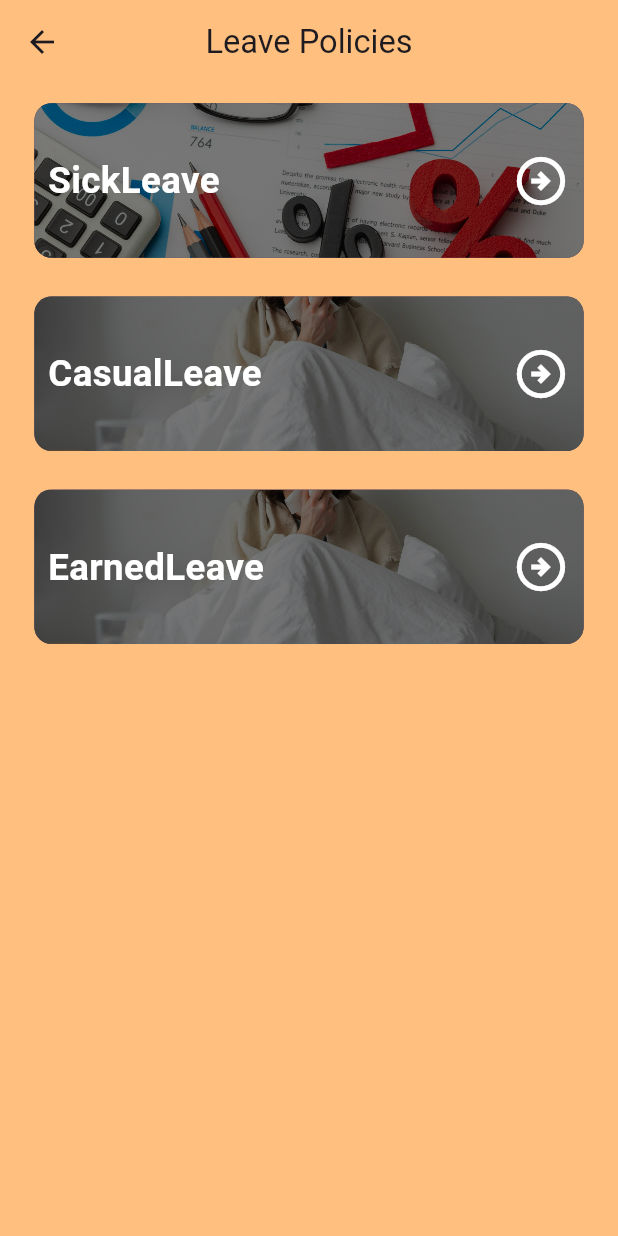
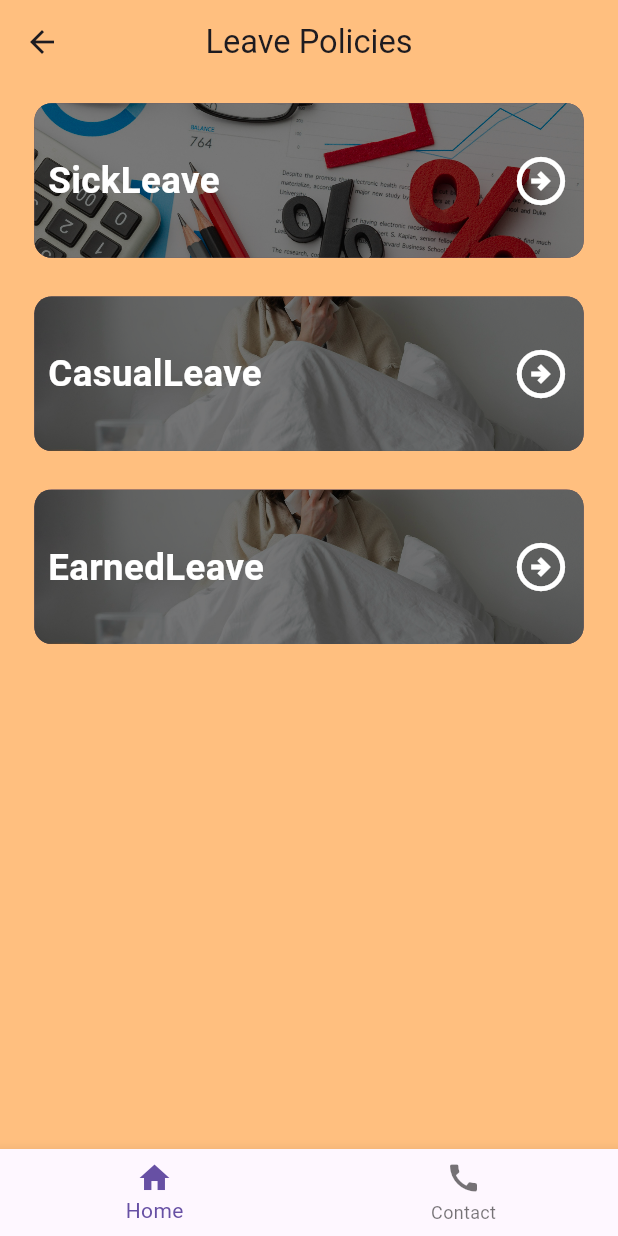
Before and after one commit to bhuvaneshwaranoffl/HR_flutter, a Flutter app: the HRPolicy screen opened directly, after a tap on "Leave Policies", on a phone screen of 412 x 824 dp. Run offline on Flutter 3.47's test engine with Material 3 defaults, Android fonts, the phone set to English and light mode, and no system bars; our stand-ins replace flutter_screenutil, go_router; missing offline and left inert: syncfusion_flutter_pdfviewer.

Commit message:
contact page reworked

```diff
--- a/assets/json/contact.json
+++ b/assets/json/contact.json
@@ -29,6 +29,12 @@
       "designation": "Sales Representative",
       "mobile": "3210987654",
       "email": "david.wilson@example.com"
+    },
+      {
+      "name": "Lucifer",
+      "designation": "CEO",
+      "mobile": "3210987654",
+      "email": "Lucifer.wilson@example.com"
     }
   ]
 }
--- /dev/null
+++ b/lib/controller/ChildBottomBar/detailed_page_bottom.dart
@@ -0,0 +1,52 @@
+import 'package:assessment/model/catergoryModel.dart';
+import 'package:assessment/provider/jsonProvider.dart';
+import 'package:assessment/screens/DetailedPage/detailed_page.dart';
+import 'package:assessment/screens/contact/contact.dart';
+import 'package:flutter/material.dart';
+import 'package:provider/provider.dart';
+
+class BottomDetailedHrBar extends StatefulWidget {
+  final int categoryIndex;
+  final int subCategoryIndex; // Define the index you want to use here
+  const BottomDetailedHrBar(
+      {Key? key, required this.categoryIndex, required this.subCategoryIndex})
+      : super(key: key);
+
+  @override
+  State<BottomDetailedHrBar> createState() => _BottomDetailedHrBarState();
+}
+
+class _BottomDetailedHrBarState extends State<BottomDetailedHrBar> {
+  int _currentIndex = 0;
+
+  @override
+  Widget build(BuildContext context) {
+    final getData = Provider.of<CategoryProvider>(context, listen: true);
+    final category = getData.categories[widget.categoryIndex];
+    final List<SubCategory> subCategories = category.value ?? [];
+    List<Widget> body = [
+      DetailedHrPolicies(
+        subCategory: subCategories[
+            widget.subCategoryIndex], // Use the specified subCategoryIndex here
+        category: category,
+        categoryIndex: 1,
+      ),
+      const Contact()
+    ];
+    return Scaffold(
+      body: body[_currentIndex],
+      bottomNavigationBar: BottomNavigationBar(
+        onTap: (newValue) {
+          setState(() {
+            _currentIndex = newValue;
+          });
+        },
+        currentIndex: _currentIndex,
+        items: const [
+          BottomNavigationBarItem(icon: Icon(Icons.home), label: "Home"),
+          BottomNavigationBarItem(icon: Icon(Icons.call), label: "Contact"),
+        ],
+      ),
+    );
+  }
+}
--- a/lib/screens/HR Policy/hrPolicy.dart
+++ b/lib/screens/HR Policy/hrPolicy.dart
@@ -1,3 +1,4 @@
+import 'package:assessment/controller/ChildBottomBar/detailed_page_bottom.dart';
 import 'package:assessment/model/catergoryModel.dart';
 import 'package:assessment/provider/jsonProvider.dart';
 import 'package:assessment/screens/DetailedPage/detailed_page.dart';
@@ -48,9 +49,13 @@ class _HRPolicyState extends State<HRPolicy> {
                     Navigator.push(
                         context,
                         MaterialPageRoute(
-                            builder: (context) => DetailedHrPolicies(
-                                subCategory: subCategories[index],
-                                category: category, categoryIndex: 1,)));
+                            builder: (context) =>
+                           BottomDetailedHrBar(categoryIndex: 1,
+                            subCategoryIndex: index)
+                                // DetailedHrPolicies(
+                                // subCategory: subCategories[index],
+                                // category: category, categoryIndex: 1,)
+                                ));
                   }),
             );
           }),
--- a/lib/screens/companydetails/campanyDetails.dart
+++ b/lib/screens/companydetails/campanyDetails.dart
@@ -18,8 +18,7 @@ class _CompanyDetailsState extends State<CompanyDetails> {
     final getData = Provider.of<CategoryProvider>(context, listen: false);
     getData.fetchCategories();
     super.initState();
-  }
-  String pdfPath = 'assets/pdf/proposal.pdf'; // Path to your PDF file
+  } // Path to your PDF file
 
   @override
   Widget build(BuildContext context) {
--- a/lib/screens/contact/contact.dart
+++ b/lib/screens/contact/contact.dart
@@ -47,6 +47,10 @@ class _ContactState extends State<Contact> {
                 return Padding(
                   padding:
                       EdgeInsets.symmetric(horizontal: 20.w, vertical: 10.h),
+                  child: GestureDetector(
+                    onTap: (){
+
+                    },
                     child: Container(
                       height: 80.h,
                       decoration: BoxDecoration(
@@ -93,6 +97,7 @@ class _ContactState extends State<Contact> {
                         ),
                       ),
                     ),
+                  ),
                 );
               },
             );
```
Lines whose indentation alone changed are shown as unchanged.
